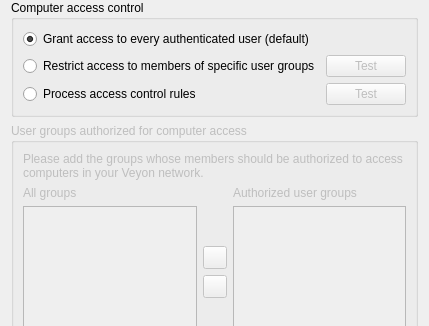
Qt form veyon/configurator/src/AccessControlPage.ui (zk26/ClassKeep) before a commit; both pictures show x 0 to 429 and y 0 to 326 of the 429 by 639 pixel window.
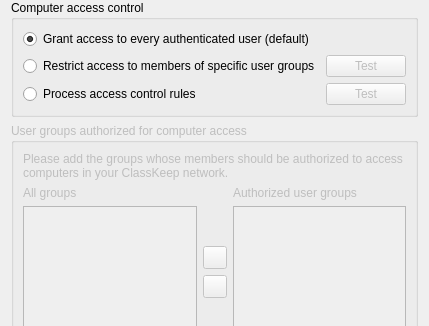
The same form after that commit. Icons and pictures are not drawn.

Commit message: feat: ClassKeep 2.3.0 - request-bound bridge auth, DPAPI secrets, tool-bar quick tools, brand cleanup

Patch:
```diff
--- a/veyon/configurator/src/AccessControlPage.ui
+++ b/veyon/configurator/src/AccessControlPage.ui
@@ -110,7 +110,7 @@
       <item row="0" column="0" colspan="3">
        <widget class="QLabel" name="label_40">
         <property name="text">
-         <string>Please add the groups whose members should be authorized to access computers in your Veyon network.</string>
+         <string>Please add the groups whose members should be authorized to access computers in your ClassKeep network.</string>
         </property>
         <property name="wordWrap">
          <bool>true</bool>
```
The commit also changes 90 other files.
